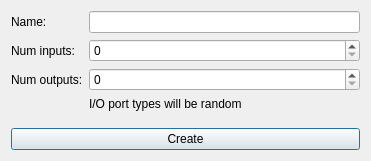
Before: the Qt Designer form UI/NodeDialog.ui in RawEngine/nodes, drawn with Qt 5.
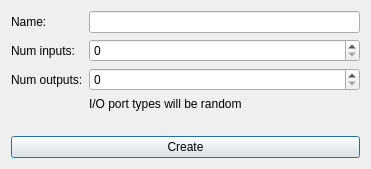
After: the same form once the commit is applied. Icons and pictures are not drawn.

Patch:
```diff
--- a/UI/NodeDialog.ui
+++ b/UI/NodeDialog.ui
@@ -7,7 +7,7 @@
     <x>0</x>
     <y>0</y>
     <width>371</width>
-    <height>161</height>
+    <height>169</height>
    </rect>
   </property>
   <property name="windowTitle">
```
Left out of the diff: 4 changed lines with no effect on the pictures.
